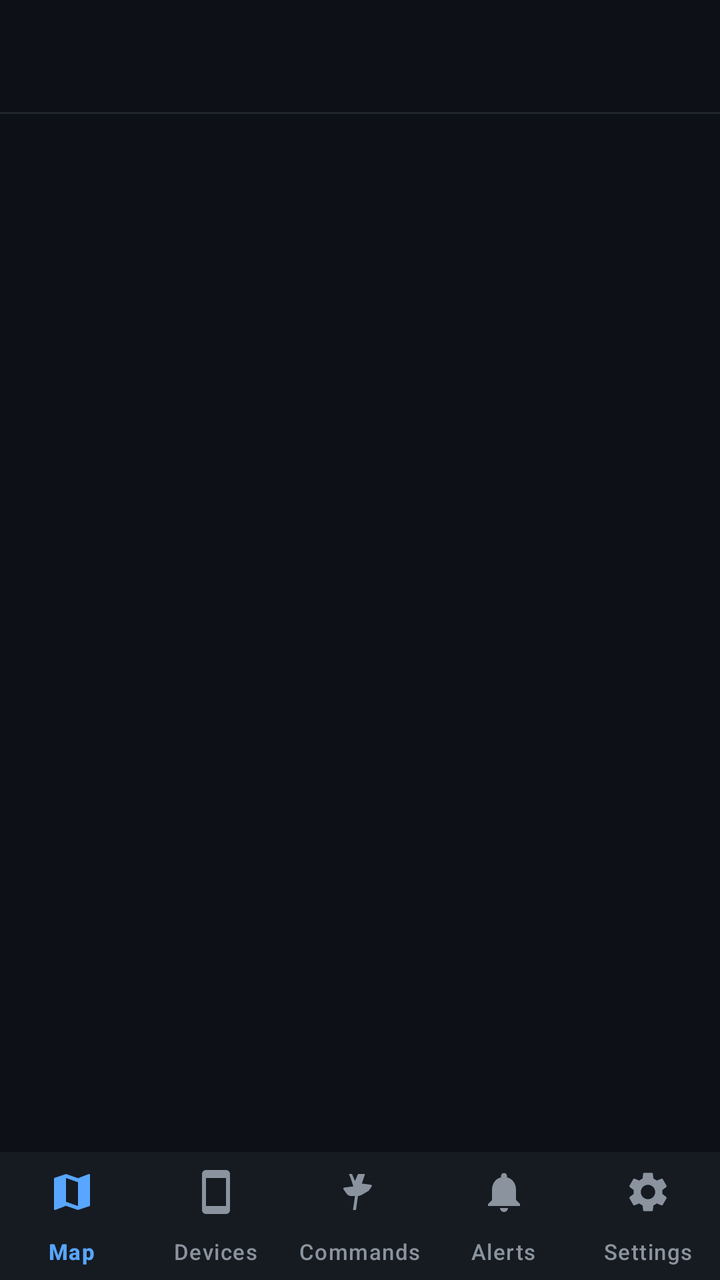
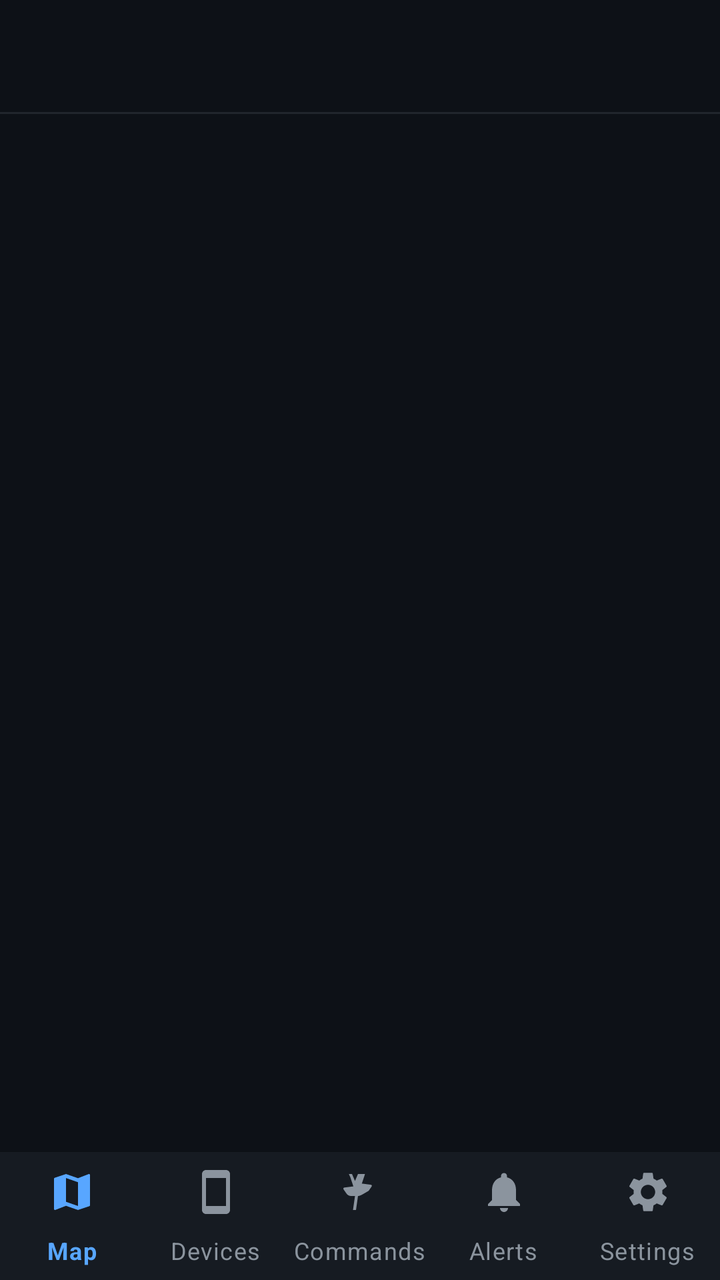

Two renders of the same Android screen: before a commit and after it. Below are the layout's source before the change and the commit's diff.
<!-- AndroidManifest.xml: activity theme AppTheme -->
<!-- res/layout/activity_dashboard.xml -->
<?xml version="1.0" encoding="utf-8"?>
<FrameLayout xmlns:android="http://schemas.android.com/apk/res/android"
    xmlns:app="http://schemas.android.com/apk/res-auto"
    android:layout_width="match_parent"
    android:layout_height="match_parent"
    android:background="#0D1117">

    
    <LinearLayout
        android:layout_width="match_parent"
        android:layout_height="match_parent"
        android:orientation="vertical">

        
        <com.google.android.material.appbar.MaterialToolbar
            android:id="@+id/topAppBar"
            android:layout_width="match_parent"
            android:layout_height="?attr/actionBarSize"
            android:background="#0D1117"
            android:elevation="0dp"
            app:titleTextColor="#F0F6FC"
            app:subtitleTextColor="#8B949E"
            app:titleTextAppearance="@style/TextAppearance.Material3.TitleMedium" />

        <View
            android:layout_width="match_parent"
            android:layout_height="1dp"
            android:background="#21262D" />

        
        <FrameLayout
            android:id="@+id/fragment_container"
            android:layout_width="match_parent"
            android:layout_height="0dp"
            android:layout_weight="1" />

        
        <com.google.android.material.bottomnavigation.BottomNavigationView
            android:id="@+id/bottom_nav"
            android:layout_width="match_parent"
            android:layout_height="64dp"
            android:background="#161B22"
            app:itemIconTint="@color/bottom_nav_colors"
            app:itemTextColor="@color/bottom_nav_colors"
            app:labelVisibilityMode="labeled"
            app:itemTextAppearanceActive="@style/TextAppearance.Material3.LabelSmall"
            app:itemTextAppearanceInactive="@style/TextAppearance.Material3.LabelSmall"
            app:elevation="8dp"
            app:menu="@menu/bottom_nav_menu" />

    </LinearLayout>

    
    <FrameLayout
        android:id="@+id/lock_overlay"
        android:layout_width="match_parent"
        android:layout_height="match_parent"
        android:background="#0D1117"
        android:clickable="true"
        android:focusable="true"
        android:visibility="gone">

        <LinearLayout
            android:layout_width="wrap_content"
            android:layout_height="wrap_content"
            android:layout_gravity="center"
            android:gravity="center"
            android:orientation="vertical"
            android:padding="32dp">

            
            <ImageView
                android:layout_width="64dp"
                android:layout_height="64dp"
                android:layout_marginBottom="24dp"
                android:src="@drawable/ic_action_lock"
                android:contentDescription="Locked"
                app:tint="#8B949E" />

            <TextView
                android:layout_width="wrap_content"
                android:layout_height="wrap_content"
                android:text="App Locked"
                android:textColor="#F0F6FC"
                android:textSize="22sp"
                android:textStyle="bold"
                android:fontFamily="sans-serif-medium"
                android:layout_marginBottom="8dp" />

            <TextView
                android:layout_width="wrap_content"
                android:layout_height="wrap_content"
                android:text="Tap anywhere to sign in again"
                android:textColor="#8B949E"
                android:textSize="14sp"
                android:fontFamily="sans-serif" />

        </LinearLayout>
    </FrameLayout>

</FrameLayout>
<!-- resources referenced by this layout -->
<resources>
  <color name="md_theme_primary">#58A6FF</color>
  <color name="md_theme_primaryContainer">#1C4B82</color>
  <color name="md_theme_onPrimary">#FFFFFF</color>
  <color name="md_theme_secondary">#AAB8C8</color>
  <color name="md_theme_onSecondary">#1C2128</color>
  <color name="md_theme_error">#F85149</color>
  <color name="md_theme_onError">#FFFFFF</color>
  <color name="md_theme_errorContainer">#1C1114</color>
  <color name="md_theme_onErrorContainer">#FEE2E0</color>
  <color name="md_theme_background">#0D1117</color>
  <color name="md_theme_onBackground">#F0F6FC</color>
  <color name="md_theme_surface">#161B22</color>
  <color name="md_theme_onSurface">#F0F6FC</color>
  <color name="md_theme_surfaceVariant">#1C2128</color>
  <color name="md_theme_onSurfaceVariant">#8B949E</color>
  <color name="md_theme_outline">#30363D</color>
  <color name="md_theme_outlineVariant">#30363D</color>
  <style name="TextAppearance.Magneetar.Headline1" parent="TextAppearance.MaterialComponents.Headline1">
          <item name="android:textSize">28sp</item>
          <item name="android:fontFamily">sans-serif</item>
          <item name="android:textStyle">bold</item>
          <item name="android:letterSpacing">-0.02</item>
          <item name="android:lineSpacingMultiplier">1.2</item>
      </style>
  <style name="TextAppearance.Magneetar.Headline3" parent="TextAppearance.MaterialComponents.Headline3">
          <item name="android:textSize">20sp</item>
          <item name="android:fontFamily">sans-serif-medium</item>
          <item name="android:letterSpacing">0</item>
          <item name="android:lineSpacingMultiplier">1.3</item>
      </style>
  <style name="TextAppearance.Magneetar.Subtitle1" parent="TextAppearance.MaterialComponents.Subtitle1">
          <item name="android:textSize">16sp</item>
          <item name="android:fontFamily">sans-serif-medium</item>
          <item name="android:letterSpacing">0.01</item>
          <item name="android:lineSpacingMultiplier">1.35</item>
      </style>
  <style name="TextAppearance.Magneetar.Subtitle2" parent="TextAppearance.MaterialComponents.Subtitle2">
          <item name="android:textSize">14sp</item>
          <item name="android:fontFamily">sans-serif-medium</item>
          <item name="android:letterSpacing">0.01</item>
          <item name="android:lineSpacingMultiplier">1.4</item>
      </style>
  <style name="TextAppearance.Magneetar.Body1" parent="TextAppearance.MaterialComponents.Body1">
          <item name="android:textSize">16sp</item>
          <item name="android:fontFamily">sans-serif</item>
          <item name="android:letterSpacing">0.02</item>
          <item name="android:lineSpacingMultiplier">1.5</item>
      </style>
  <style name="TextAppearance.Magneetar.Body2" parent="TextAppearance.MaterialComponents.Body2">
          <item name="android:textSize">14sp</item>
          <item name="android:fontFamily">sans-serif</item>
          <item name="android:letterSpacing">0.02</item>
          <item name="android:lineSpacingMultiplier">1.45</item>
      </style>
  <style name="TextAppearance.Magneetar.Caption" parent="TextAppearance.MaterialComponents.Caption">
          <item name="android:textSize">12sp</item>
          <item name="android:fontFamily">sans-serif</item>
          <item name="android:letterSpacing">0.04</item>
          <item name="android:lineSpacingMultiplier">1.4</item>
      </style>
  <style name="TextAppearance.Magneetar.Button" parent="TextAppearance.MaterialComponents.Button">
          <item name="android:textSize">14sp</item>
          <item name="android:fontFamily">sans-serif-medium</item>
          <item name="android:letterSpacing">0.04</item>
      </style>
  <style name="TextAppearance.Magneetar.Overline" parent="TextAppearance.MaterialComponents.Overline">
          <item name="android:textSize">11sp</item>
          <item name="android:fontFamily">sans-serif-medium</item>
          <item name="android:letterSpacing">0.12</item>
      </style>
  <!-- unchanged entries left out for length: 3 -->
</resources>

<!-- the commit's change to res/layout/activity_dashboard.xml (unified diff, before → after) -->
@@ -19,8 +19,7 @@
             android:background="#0D1117"
             android:elevation="0dp"
             app:titleTextColor="#F0F6FC"
-            app:subtitleTextColor="#8B949E"
-            app:titleTextAppearance="@style/TextAppearance.Material3.TitleMedium" />
+            app:subtitleTextColor="#8B949E" />
 
         <View
             android:layout_width="match_parent"
@@ -43,8 +42,6 @@
             app:itemIconTint="@color/bottom_nav_colors"
             app:itemTextColor="@color/bottom_nav_colors"
             app:labelVisibilityMode="labeled"
-            app:itemTextAppearanceActive="@style/TextAppearance.Material3.LabelSmall"
-            app:itemTextAppearanceInactive="@style/TextAppearance.Material3.LabelSmall"
             app:elevation="8dp"
             app:menu="@menu/bottom_nav_menu" />
 
@@ -68,7 +65,6 @@
             android:orientation="vertical"
             android:padding="32dp">
 
-            
             <ImageView
                 android:layout_width="64dp"
                 android:layout_height="64dp"
@@ -84,7 +80,6 @@
                 android:textColor="#F0F6FC"
                 android:textSize="22sp"
                 android:textStyle="bold"
-                android:fontFamily="sans-serif-medium"
                 android:layout_marginBottom="8dp" />
 
             <TextView
@@ -92,8 +87,7 @@
                 android:layout_height="wrap_content"
                 android:text="Tap anywhere to sign in again"
                 android:textColor="#8B949E"
-                android:textSize="14sp"
-                android:fontFamily="sans-serif" />
+                android:textSize="14sp" />
 
         </LinearLayout>
     </FrameLayout>
